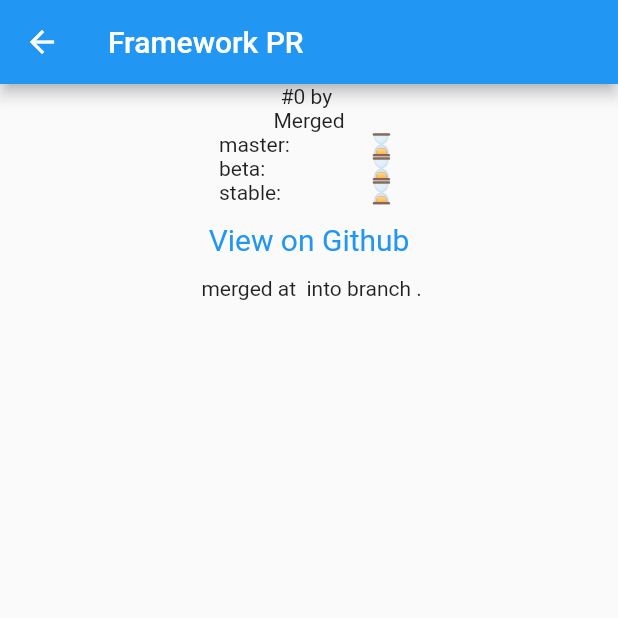
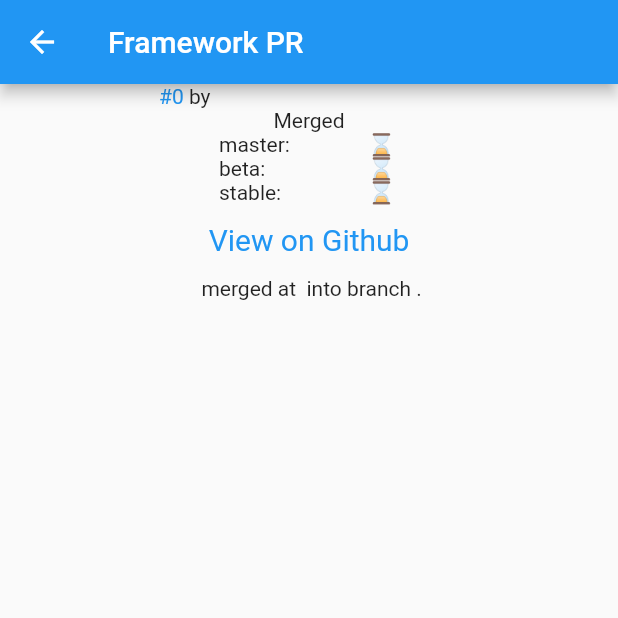
Before and after one commit to justinmc/flutter_releases, a Flutter app: the _PRPage screen opened directly with empty values, on a phone screen of 412 x 824 dp, the top half of it. Run offline on Flutter 3.47's test engine with Material 2 defaults, Android fonts, the phone set to English and light mode, and no system bars; our stand-ins replace flutter_riverpod; network calls fail.

Commit message:
Link PR and user

```diff
--- a/lib/pages/pr_page.dart
+++ b/lib/pages/pr_page.dart
@@ -145,7 +145,22 @@ class _PRPageState extends ConsumerState<_PRPage> {
       body: Center(
         child: Column(
           children: <Widget>[
-            Text('#${widget.pr.number} by ${widget.pr.user}'),
+            SizedBox(
+              width: 200.0,
+              child: Row(
+                children: <Widget>[
+                  Link(
+                    text: '#${widget.pr.number}',
+                    url: widget.pr.htmlURL,
+                  ),
+                  const Text(' by '),
+                  Link(
+                    text: widget.pr.user,
+                    url: 'https://www.github.com/${widget.pr.user}',
+                  ),
+                ],
+              ),
+            ),
             if (widget.pr.status == PRStatus.open)
               const Text('Open'),
             if (widget.pr.status == PRStatus.draft)
```
